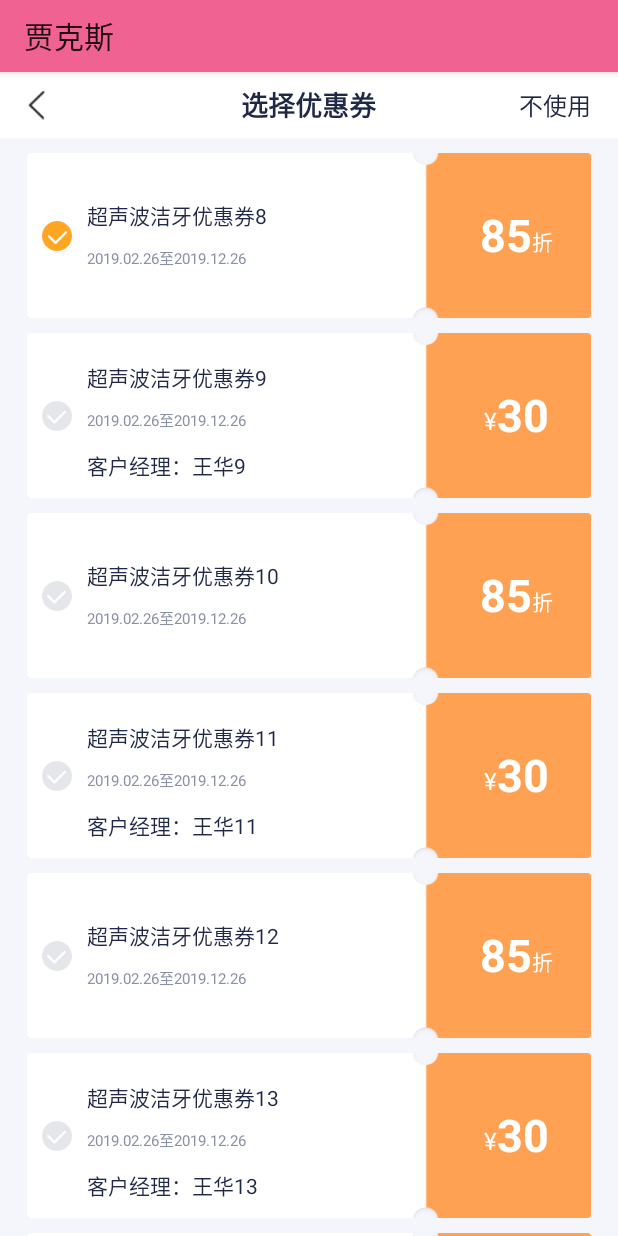
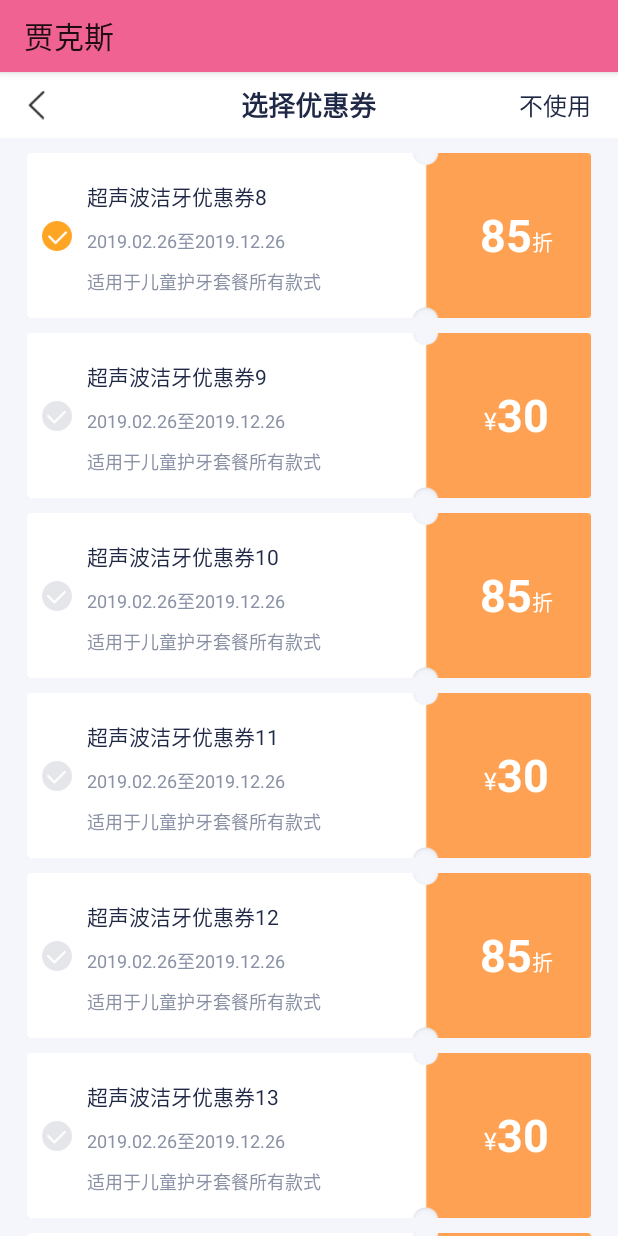
Before and after one commit to jaxwog/Learing, an Android app: the OrderActivity screen opened directly, with no data from a screen before it, after a tap on "优惠", on a phone screen of 412 x 824 dp. Run offline under Robolectric (Android 15) with nearby library versions, the phone set to English and light mode, and no system bars; our stand-ins replace ButterKnife.

Commit message:
订单优惠券使用

```diff
--- a/app/src/main/java/com/love/jax/activity/OrderActivity.java
+++ b/app/src/main/java/com/love/jax/activity/OrderActivity.java
@@ -2,6 +2,7 @@ package com.love.jax.activity;
 
 
 import android.content.Intent;
+import android.graphics.drawable.Drawable;
 import android.os.Bundle;
 import android.support.annotation.Nullable;
 import android.view.View;
@@ -15,6 +16,7 @@ import com.love.jax.bean.CouponEntity;
 import com.love.jax.bean.OrderEntity;
 import com.love.jax.utils.ConfigSet;
 import com.love.jax.utils.Logger;
+import com.love.jax.utils.ScreenUtil;
 import com.love.jax.view.CounterView;
 import java.math.BigDecimal;
 
@@ -63,14 +65,32 @@ public class OrderActivity extends BaseActivity {
         viewCount.setOnCountChangeListener(new CounterView.OnCountChangeListener() {
             @Override
             public void onCountChange(int count) {
-                viewMoneyPay.setText("¥ " + count * 100);
-                showPayInfo();
+                viewMoneyPay.setText("¥ " + getPayMoney());
+//                showPayInfo();
             }
         });
 
         viewCount.getOnCountChangeListener().onCountChange(1);
         viewCount.setMaxCount(10);
         viewCount.setMinCount(1);
+
+
+
+
+
+    }
+
+    //控制是否显示右侧图标
+    private void showRightDrawable(boolean flag){
+        if (flag){
+            Drawable drawable_n = getResources().getDrawable(R.mipmap.health_next_arrows);
+            int padding = ScreenUtil.dip2px(mContext,6);
+            drawable_n.setBounds(0, 0, drawable_n.getMinimumWidth(),drawable_n.getMinimumHeight());  //此为必须写的
+            viewPreferential.setCompoundDrawablePadding(padding);
+            viewPreferential.setCompoundDrawables(null, null, drawable_n, null);
+        }else {
+            viewPreferential.setCompoundDrawables(null,null,null,null);
+        }
     }
 
     @Override
@@ -96,6 +116,25 @@ public class OrderActivity extends BaseActivity {
 
         }
 
+    }
+
+    private String  getPayMoney(){
+        String result ;
+        if (mCouponEntity!=null){
+            if (mCouponEntity.getPice() == null){
+                BigDecimal  moneyPay0 = price("100").multiply(BigDecimal.valueOf(0.85));
+                BigDecimal  moneyPay1 = price("100").multiply(BigDecimal.valueOf(viewCount.getResult()-1));
+               result= moneyPay0.add(moneyPay1).toString() ;
+            }else {
+                int i = viewCount.getResult()*100 - Integer.parseInt(mCouponEntity.getPice());
+                result = String.valueOf(i);
+
+            }
+        }else {
+           result =  String.valueOf(viewCount.getResult()*100);
+        }
+
+        return result;
     }
 
     private void showPayInfo(){
--- a/app/src/main/java/com/love/jax/activity/recycleview/SelectCouponsActivity.java
+++ b/app/src/main/java/com/love/jax/activity/recycleview/SelectCouponsActivity.java
@@ -101,6 +101,7 @@ public class SelectCouponsActivity extends BaseActivity {
             entity.setTitle("超声波洁牙优惠券"+i);
             entity.setStartData("2019.02.26");
             entity.setEndData("2019.12.26");
+            entity.setContent("适用于儿童护牙套餐所有款式");
 
             mList.add(entity);
         }
--- a/app/src/main/java/com/love/jax/adapter/SelectCouponAdapter.java
+++ b/app/src/main/java/com/love/jax/adapter/SelectCouponAdapter.java
@@ -1,6 +1,7 @@
 package com.love.jax.adapter;
 
 import android.content.Context;
+import android.graphics.Color;
 import android.support.annotation.NonNull;
 import android.support.v7.widget.RecyclerView;
 import android.text.Html;
@@ -74,16 +75,18 @@ public class SelectCouponAdapter extends RecyclerView.Adapter<SelectCouponAdapte
         viewHolder.tvItemCoupon.setText(mList.get(position).getTitle());
 
         viewHolder.tvItemDates.setText(String.format("%s至%s",mList.get(position).getStartData(),mList.get(position).getEndData()));
-        if (TextUtils.isEmpty(mList.get(position).getManager())){
-            viewHolder.tvItemManagerNames.setVisibility(View.GONE);
-            int top = ScreenUtil.dip2px(mContext, 15);
-            viewHolder.tvItemCoupon.setPadding(0,top,0,0);
-        }else {
-            int top = ScreenUtil.dip2px(mContext, 3);
-            viewHolder.tvItemCoupon.setPadding(0,top,0,0);
-            viewHolder.tvItemManagerNames.setVisibility(View.VISIBLE);
-            viewHolder.tvItemManagerNames.setText(mList.get(position).getManager());
-        }
+//        if (TextUtils.isEmpty(mList.get(position).getManager())){
+//            viewHolder.tvItemManagerNames.setVisibility(View.GONE);
+//            int top = ScreenUtil.dip2px(mContext, 15);
+//            viewHolder.tvItemCoupon.setPadding(0,top,0,0);
+//        }else {
+//            int top = ScreenUtil.dip2px(mContext, 3);
+//            viewHolder.tvItemCoupon.setPadding(0,top,0,0);
+//            viewHolder.tvItemManagerNames.setVisibility(View.VISIBLE);
+//            viewHolder.tvItemManagerNames.setText(mList.get(position).getManager());
+//        }
+        viewHolder.tvItemManagerNames.setTextColor(Color.rgb(138,145,164));
+        viewHolder.tvItemManagerNames.setText(mList.get(position).getContent());
 
         if (!TextUtils.isEmpty(mList.get(position).getPice())){
             viewHolder.tvMoneyFlag.setVisibility(View.VISIBLE);
--- a/app/src/main/java/com/love/jax/bean/CouponEntity.java
+++ b/app/src/main/java/com/love/jax/bean/CouponEntity.java
@@ -14,6 +14,16 @@ public class CouponEntity implements Serializable {
     private String endData; //有效结束期
     private String  manager; //客户经理
     private String  pice;  //优惠价格
+
+    public String getContent() {
+        return content;
+    }
+
+    public void setContent(String content) {
+        this.content = content;
+    }
+
+    private String  content; //优惠限制
 
     public String getPice() {
         return pice;
@@ -37,8 +47,9 @@ public class CouponEntity implements Serializable {
     @Override
     public String toString() {
         return "CouponEntity{" + "title='" + title + '\'' + ", startData='" + startData + '\'' +
-                ", endData='" + endData + '\'' + ", manager='" + manager + '\'' + ", pice=" +
-                pice + ", discount=" + discount + ", flag=" + flag + '}';
+                ", endData='" + endData + '\'' + ", manager='" + manager + '\'' + ", pice='" +
+                pice + '\'' + ", content='" + content + '\'' + ", discount='" + discount + '\'' +
+                ", flag=" + flag + '}';
     }
 
     public String getStartData() {
--- a/app/src/main/res/layout/activity_order.xml
+++ b/app/src/main/res/layout/activity_order.xml
@@ -178,8 +178,7 @@
                     android:layout_gravity="center_vertical|right"
                     android:gravity="center_vertical|right"
                     android:layout_marginLeft="@dimen/dimen_dp_100dp"
-                    android:drawablePadding="6dp"
-                    android:drawableRight="@mipmap/health_next_arrows"
+
                     android:hint="10张可用"
                     android:text="10张可用"
                     android:textColor="@color/color_1F2845"
--- a/app/src/main/res/layout/item_coupon_select.xml
+++ b/app/src/main/res/layout/item_coupon_select.xml
@@ -35,7 +35,7 @@
             android:layout_width="wrap_content"
             android:layout_height="wrap_content"
             android:layout_marginLeft="@dimen/dimen_dp_10dp"
-            android:layout_marginTop="@dimen/dimen_dp_15dp"
+            android:layout_marginTop="@dimen/dimen_dp_18dp"
             android:text="标题"
             android:singleLine="true"
             android:textColor="@color/color_1F2845"
@@ -48,7 +48,7 @@
             android:layout_height="@dimen/dimen_dp_17dp"
             android:text="有效期"
             android:textColor="@color/color_8A91A4"
-            android:textSize="@dimen/dimen_sp_10sp"/>
+            android:textSize="@dimen/dimen_sp_12sp"/>
 
         <!--客户经理-->
         <TextView
@@ -56,10 +56,10 @@
             android:layout_marginTop="@dimen/dimen_dp_10dp"
             android:id="@+id/tv_item_manager_names"
             android:layout_width="wrap_content"
-            android:layout_height="@dimen/dimen_dp_20dp"
+            android:layout_height="@dimen/dimen_dp_17dp"
             android:text="客户经理"
             android:textColor="@color/color_1F2845"
-            android:textSize="@dimen/dimen_sp_14sp"/>
+            android:textSize="@dimen/dimen_sp_12sp"/>
 
     </LinearLayout>
 
```
